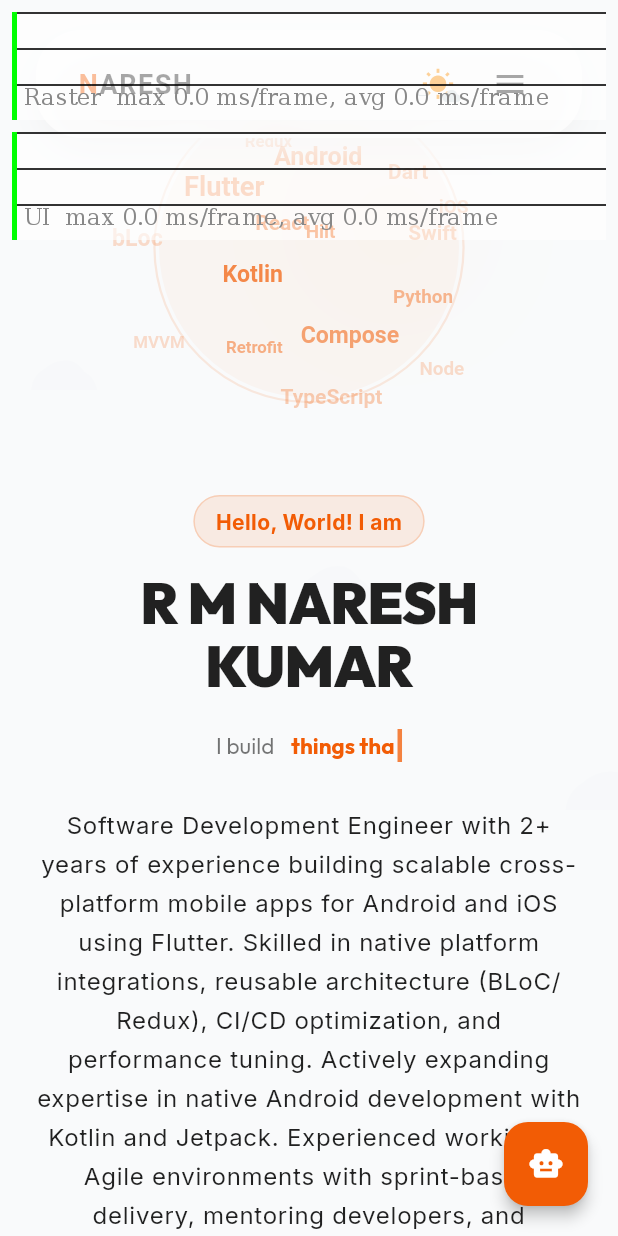
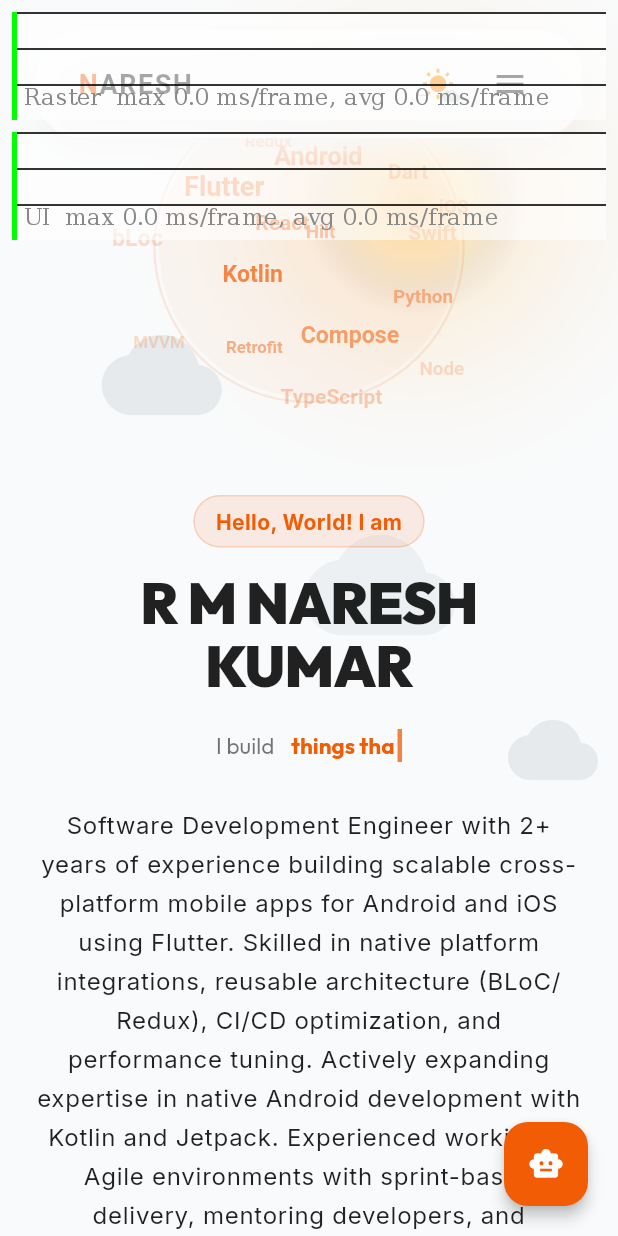
Before and after one commit to Nary-Vip/naresh_portfolio, a Flutter app: the screen it shows after launch, after a tap on "NARESH", after a tap on the "nights stay" icon, on a phone screen of 412 x 824 dp. Run offline on Flutter 3.47's test engine with Material 3 defaults, Android fonts, the phone set to English and light mode, and no system bars; our stand-ins replace flutter_dotenv, google_fonts, hive; missing offline and left inert: syncfusion_flutter_pdf; accounts and stored records are empty.

Commit message:
Bg effects added

```diff
--- a/lib/features/portfolio/presentation/portfolio_screen.dart
+++ b/lib/features/portfolio/presentation/portfolio_screen.dart
@@ -241,12 +241,23 @@ class _ThemeBackgroundWidgetState extends State<ThemeBackgroundWidget>
     with SingleTickerProviderStateMixin {
   late AnimationController _controller;
 
+  // Pre-computed star data: [xFraction, yFraction, size, phaseOffset]
+  static final List<List<double>> _starData = List.generate(80, (i) {
+    final rng = Random(i * 42 + 7);
+    return [
+      rng.nextDouble(),       // x fraction
+      rng.nextDouble(),       // y fraction
+      1.5 + rng.nextDouble() * 2.0, // size 1.5 to 3.5
+      rng.nextDouble() * 2 * pi,    // phase offset
+    ];
+  });
+
   @override
   void initState() {
     super.initState();
     _controller = AnimationController(
       vsync: this,
-      duration: const Duration(seconds: 40),
+      duration: const Duration(seconds: 60),
     )..repeat();
   }
 
@@ -258,129 +269,172 @@ class _ThemeBackgroundWidgetState extends State<ThemeBackgroundWidget>
 
   @override
   Widget build(BuildContext context) {
-    return AnimatedBuilder(
-      animation: _controller,
-      builder: (context, child) {
-        return CustomPaint(
-          painter: BackgroundPainter(
-            isDark: widget.isDark,
-            animationValue: _controller.value,
+    return SizedBox.expand(
+      child: AnimatedBuilder(
+        animation: _controller,
+        builder: (context, _) {
+          return widget.isDark
+              ? _buildDarkSky(context)
+              : _buildLightSky(context);
+        },
+      ),
+    );
+  }
+
+  Widget _buildDarkSky(BuildContext context) {
+    final screenWidth = MediaQuery.of(context).size.width;
+    final screenHeight = MediaQuery.of(context).size.height;
+
+    return Stack(
+      children: [
+        // Twinkling Stars
+        for (int i = 0; i < _starData.length; i++)
+          Positioned(
+            left: _starData[i][0] * screenWidth,
+            top: _starData[i][1] * screenHeight,
+            child: _buildStar(i),
           ),
-        );
-      },
+
+        // Crescent Moon
+        Positioned(
+          right: 80,
+          top: 100,
+          child: _buildMoon(),
+        ),
+      ],
+    );
+  }
+
+  Widget _buildStar(int index) {
+    final data = _starData[index];
+    final double size = data[2];
+    final double phase = data[3];
+
+    // Twinkle: sin oscillates between 0 and 1
+    final double twinkle =
+        (sin(_controller.value * 2 * pi + phase) + 1.0) / 2.0;
+    final double opacity = 0.3 + twinkle * 0.5; // 30% to 80%
+
+    return Container(
+      width: size,
+      height: size,
+      decoration: BoxDecoration(
+        shape: BoxShape.circle,
+        color: Colors.white.withValues(alpha: opacity),
+        boxShadow: [
+          BoxShadow(
+            color: Colors.white.withValues(alpha: opacity * 0.3),
+            blurRadius: size * 2,
+            spreadRadius: size * 0.5,
+          ),
+        ],
+      ),
+    );
+  }
+
+  Widget _buildMoon() {
+    return SizedBox(
+      width: 100,
+      height: 100,
+      child: Stack(
+        children: [
+          // Moon glow
+          Positioned.fill(
+            child: Container(
+              decoration: BoxDecoration(
+                shape: BoxShape.circle,
+                boxShadow: [
+                  BoxShadow(
+                    color: Colors.indigo.withValues(alpha: 0.25),
+                    blurRadius: 50,
+                    spreadRadius: 15,
+                  ),
+                  BoxShadow(
+                    color: Colors.white.withValues(alpha: 0.1),
+                    blurRadius: 30,
+                    spreadRadius: 8,
+                  ),
+                ],
+              ),
+            ),
+          ),
+          // The crescent moon icon
+          Center(
+            child: Icon(
+              Icons.nightlight_round,
+              size: 70,
+              color: Colors.white.withValues(alpha: 0.35),
+            ),
+          ),
+        ],
+      ),
+    );
+  }
+
+  Widget _buildLightSky(BuildContext context) {
+    final screenWidth = MediaQuery.of(context).size.width;
+
+    return Stack(
+      children: [
+        // Sun glow
+        Positioned(
+          right: 60,
+          top: 60,
+          child: _buildSun(),
+        ),
+
+        // Floating clouds at different heights
+        for (int i = 0; i < 5; i++)
+          _buildFloatingCloud(i, screenWidth),
+      ],
+    );
+  }
+
+  Widget _buildSun() {
+    return Container(
+      width: 150,
+      height: 150,
+      decoration: BoxDecoration(
+        shape: BoxShape.circle,
+        gradient: RadialGradient(
+          colors: [
+            Colors.orange.withValues(alpha: 0.25),
+            Colors.amber.withValues(alpha: 0.12),
+            Colors.transparent,
+          ],
+          stops: const [0.0, 0.5, 1.0],
+        ),
+        boxShadow: [
+          BoxShadow(
+            color: Colors.orange.withValues(alpha: 0.15),
+            blurRadius: 80,
+            spreadRadius: 30,
+          ),
+        ],
+      ),
+    );
+  }
+
+  Widget _buildFloatingCloud(int index, double screenWidth) {
+    // Each cloud drifts at a different speed and height
+    final double speed = 0.3 + (index * 0.12);
+    final double yPos = 80.0 + (index * 130.0);
+    final double cloudSize = 60.0 + (index % 3) * 20.0;
+    final double opacity = 0.12 + (index % 2) * 0.06; // 12% to 18%
+
+    // Progress: 0.0 → 1.0, loops
+    final double progress =
+        (_controller.value * speed + (index * 0.2)) % 1.0;
+    final double xPos = progress * (screenWidth + 200) - 100;
+
+    return Positioned(
+      left: xPos,
+      top: yPos,
+      child: Icon(
+        Icons.cloud,
+        size: cloudSize,
+        color: Colors.blueGrey.shade300.withValues(alpha: opacity),
+      ),
     );
   }
 }
-
-class BackgroundPainter extends CustomPainter {
-  final bool isDark;
-  final double animationValue;
-
-  BackgroundPainter({required this.isDark, required this.animationValue});
-
-  @override
-  void paint(Canvas canvas, Size size) {
-    if (isDark) {
-      _paintDarkBackground(canvas, size);
-    } else {
-      _paintLightBackground(canvas, size);
-    }
-  }
-
-  void _paintDarkBackground(Canvas canvas, Size size) {
-    final starPaint = Paint()..color = Colors.white;
-
-    // Draw stars (deterministic positions based on index)
-    const int starCount = 50;
-    for (int i = 0; i < starCount; i++) {
-      // Deterministic coordinates based on index to keep layout stable
-      final double x = ((i * 7919) % size.width.toInt()).toDouble();
-      final double y = ((i * 5417) % size.height.toInt()).toDouble();
-
-      // Twinkle animation
-      final double phase = (i * 0.2) * 2 * pi;
-      final double twinkle = (sin(animationValue * 2 * pi + phase) + 1.0) / 2.0;
-      final double opacity = 0.04 + twinkle * 0.16; // subtle range 0.04 to 0.20
-
-      final double starSize = 1.0 + ((i * 17) % 3) * 0.6; // size 1.0 to 2.2
-
-      starPaint.color = Colors.white.withValues(alpha: opacity);
-      canvas.drawCircle(Offset(x, y), starSize, starPaint);
-    }
-
-    // Draw a subtle glowing crescent moon in the top-right
-    final double moonX = size.width - 150;
-    final double moonY = 150;
-    final double moonRadius = 50;
-
-    final moonPaint = Paint()
-      ..color = Colors.white.withValues(alpha: 0.03)
-      ..style = PaintingStyle.fill;
-
-    // Soft moon glow behind it
-    final glowPaint = Paint()
-      ..color = Colors.indigoAccent.withValues(alpha: 0.015)
-      ..maskFilter = const MaskFilter.blur(BlurStyle.normal, 30);
-    canvas.drawCircle(Offset(moonX, moonY), moonRadius + 15, glowPaint);
-
-    final crescentPath = Path()
-      ..moveTo(moonX, moonY - moonRadius)
-      ..arcToPoint(
-        Offset(moonX, moonY + moonRadius),
-        radius: Radius.circular(moonRadius),
-        clockwise: false,
-      )
-      ..arcToPoint(
-        Offset(moonX, moonY - moonRadius),
-        radius: Radius.circular(moonRadius * 1.25),
-        clockwise: true,
-      );
-    canvas.drawPath(crescentPath, moonPaint);
-  }
-
-  void _paintLightBackground(Canvas canvas, Size size) {
-    // Draw a warm sun glow in the top-right
-    final double sunX = size.width - 150;
-    final double sunY = 150;
-    final double sunRadius = 70;
-
-    final sunPaint = Paint()
-      ..color = Colors.orange.withValues(alpha: 0.015)
-      ..maskFilter = const MaskFilter.blur(BlurStyle.normal, 45);
-    canvas.drawCircle(Offset(sunX, sunY), sunRadius, sunPaint);
-
-    // Draw floating clouds
-    final cloudPaint = Paint()
-      ..color = Colors.blueGrey.shade100.withValues(alpha: 0.045)
-      ..style = PaintingStyle.fill;
-
-    // Draw 4 clouds floating slowly
-    for (int i = 0; i < 4; i++) {
-      final double speed = 0.04 + (i * 0.015);
-      final double progress = (animationValue * speed + (i * 0.25)) % 1.0;
-      final double cloudX = progress * (size.width + 300) - 150;
-      final double cloudY = 120.0 + (i * 140.0);
-
-      _drawCloud(canvas, cloudX, cloudY, 45.0 + (i * 8), cloudPaint);
-    }
-  }
-
-  void _drawCloud(Canvas canvas, double x, double y, double baseWidth, Paint paint) {
-    final double r = baseWidth / 3.0;
-    final path = Path()
-      ..moveTo(x - r, y)
-      ..arcToPoint(Offset(x - r/2, y - r * 0.8), radius: Radius.circular(r))
-      ..arcToPoint(Offset(x + r/2, y - r * 1.1), radius: Radius.circular(r * 1.2))
-      ..arcToPoint(Offset(x + r, y - r * 0.7), radius: Radius.circular(r))
-      ..arcToPoint(Offset(x + r * 1.5, y), radius: Radius.circular(r))
-      ..lineTo(x - r, y)
-      ..close();
-
-    canvas.drawPath(path, paint);
-  }
-
-  @override
-  bool shouldRepaint(covariant BackgroundPainter oldDelegate) {
-    return oldDelegate.isDark != isDark || oldDelegate.animationValue != animationValue;
-  }
-}
```
